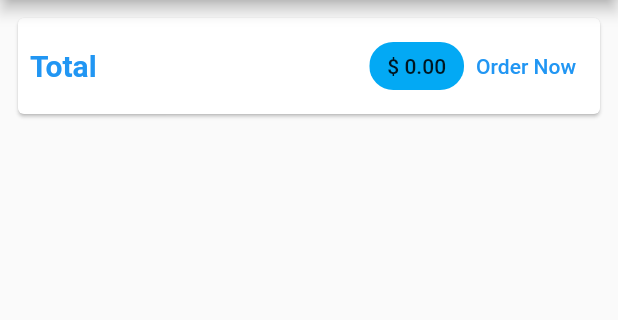
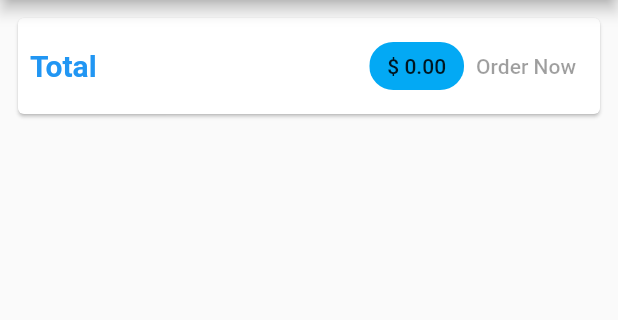
Before and after one commit to ItsNotABugOk/flutterApp_shop, a Flutter app: the CartScreen screen opened by its route, on a phone screen of 412 x 824 dp, the part 84-404 px from its top. Run offline on Flutter 3.47's test engine with Material 2 defaults, Android fonts, the phone set to English and light mode, and no system bars; network calls fail.

```diff
--- a/lib/views/screens/shoping_cart_screen.dart
+++ b/lib/views/screens/shoping_cart_screen.dart
@@ -2,7 +2,6 @@ import 'package:flutter/material.dart';
 import 'package:provider/provider.dart';
 import 'package:shop/models/providers/cart.dart';
 import 'package:shop/models/providers/orders.dart';
-import 'package:shop/views/screens/orders_screen.dart';
 import 'package:shop/views/widgets/app_drawer.dart';
 import 'package:shop/views/widgets/cart_item.dart' as ci;
 
@@ -42,15 +41,7 @@ class CartScreen extends StatelessWidget {
                       label: Text('\$ ${cart.totalPrice.toStringAsFixed(2)}'),
                       backgroundColor: Colors.lightBlue,
                     ),
-                    TextButton(
-                      child: const Text('Order Now'),
-                      onPressed: () {
-                        Provider.of<Orders>(context, listen: false).addOrder(
-                            cart.items.values.toList(), cart.totalPrice);
-                        cart.placeOrder();
-                        Navigator.of(context).pushNamed(OrdersScreen.routeName);
-                      },
-                    )
+                    OrderButton(cart: cart)
                   ],
                 ),
               ),
@@ -75,3 +66,42 @@ class CartScreen extends StatelessWidget {
     );
   }
 }
+
+class OrderButton extends StatefulWidget {
+  const OrderButton({
+    Key? key,
+    required this.cart,
+  }) : super(key: key);
+
+  final Carts cart;
+
+  @override
+  State<OrderButton> createState() => _OrderButtonState();
+}
+
+class _OrderButtonState extends State<OrderButton> {
+  var _isLoading = false;
+  @override
+  Widget build(BuildContext context) {
+    return TextButton(
+      child: _isLoading
+          ? const CircularProgressIndicator()
+          : const Text('Order Now'),
+      onPressed: widget.cart.items.isEmpty
+          ? null
+          : () async {
+              setState(() {
+                _isLoading = true;
+              });
+              await Provider.of<Orders>(context, listen: false).addOrder(
+                  widget.cart.items.values.toList(), widget.cart.totalPrice);
+              setState(() {
+                _isLoading = false;
+              });
+              widget.cart.placeOrder();
+
+              // Navigator.of(context).pushNamed(OrdersScreen.routeName);
+            },
+    );
+  }
+}
--- a/lib/views/screens/user_product_screen.dart
+++ b/lib/views/screens/user_product_screen.dart
@@ -3,6 +3,7 @@ import 'package:provider/provider.dart';
 
 import 'package:shop/models/providers/products.dart';
 import 'package:shop/views/screens/edit_product_screen.dart';
+// ignore: unused_import
 import 'package:shop/views/widgets/app_drawer.dart';
 import 'package:shop/views/widgets/user_product_item.dart';
 
```
Also changed, not shown: lib/models/providers/cart.dart (+7 -6 lines), lib/models/providers/orders.dart (+57 -10 lines), lib/models/providers/product.dart (+22 -1 lines), lib/models/providers/products.dart (+17 -7 lines), lib/views/screens/orders_screen.dart (+28 -2 lines).
